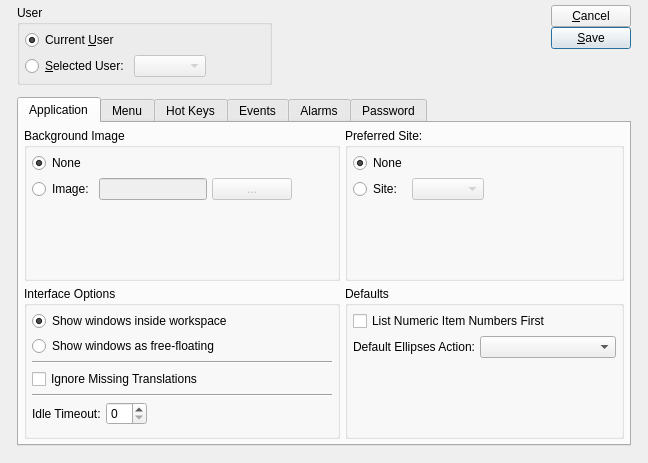
Qt form guiclient/userPreferences.ui (Pegasus-RPG/xtuple-client) before a commit.
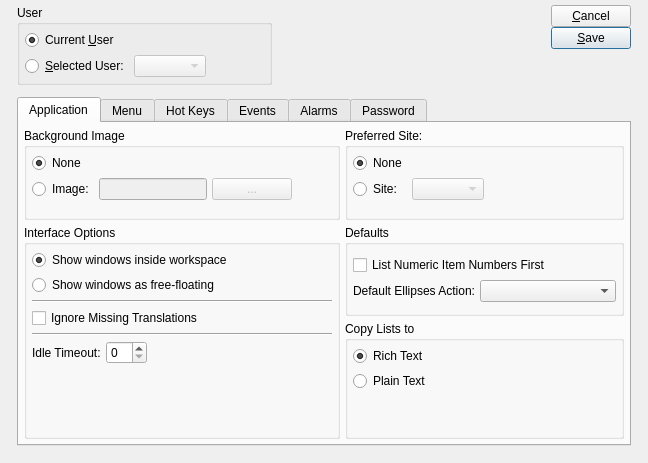
The same form after that commit. Custom widgets are drawn as their Qt base class.

Commit message: issue #8914: Added a user preference that dictates whether copy of xtree  (list) to clipboard copies in rich text (HTML) or plain text.

Diff of the .ui file:
```diff
--- a/guiclient/userPreferences.ui
+++ b/guiclient/userPreferences.ui
@@ -162,9 +162,15 @@
         <attribute name="title">
          <string>Application</string>
         </attribute>
-        <layout class="QGridLayout">
+        <layout class="QGridLayout" name="gridLayout_3">
          <item row="0" column="0">
           <widget class="QGroupBox" name="_backgroundImageGroup">
+           <property name="sizePolicy">
+            <sizepolicy hsizetype="Preferred" vsizetype="Expanding">
+             <horstretch>0</horstretch>
+             <verstretch>0</verstretch>
+            </sizepolicy>
+           </property>
            <property name="title">
             <string>Background Image</string>
            </property>
@@ -246,6 +252,12 @@
          </item>
          <item row="0" column="1">
           <widget class="QGroupBox" name="_warehouseGroup">
+           <property name="sizePolicy">
+            <sizepolicy hsizetype="Preferred" vsizetype="Expanding">
+             <horstretch>0</horstretch>
+             <verstretch>0</verstretch>
+            </sizepolicy>
+           </property>
            <property name="title">
             <string>Preferred Site:</string>
            </property>
@@ -315,8 +327,14 @@
            </layout>
           </widget>
          </item>
-         <item row="1" column="0">
+         <item row="1" column="0" rowspan="2">
           <widget class="QGroupBox" name="_interfaceGroup">
+           <property name="sizePolicy">
+            <sizepolicy hsizetype="Preferred" vsizetype="Expanding">
+             <horstretch>0</horstretch>
+             <verstretch>0</verstretch>
+            </sizepolicy>
+           </property>
            <property name="title">
             <string>Interface Options</string>
            </property>
@@ -385,18 +403,35 @@
               </property>
              </spacer>
             </item>
+            <item row="6" column="1">
+             <spacer name="verticalSpacer_2">
+              <property name="orientation">
+               <enum>Qt::Vertical</enum>
+              </property>
+              <property name="sizeHint" stdset="0">
+               <size>
+                <width>20</width>
+                <height>40</height>
+               </size>
+              </property>
+             </spacer>
+            </item>
            </layout>
           </widget>
          </item>
          <item row="1" column="1">
           <widget class="QGroupBox" name="_defaultsGroup">
+           <property name="sizePolicy">
+            <sizepolicy hsizetype="Preferred" vsizetype="Expanding">
+             <horstretch>0</horstretch>
+             <verstretch>0</verstretch>
+            </sizepolicy>
+           </property>
            <property name="title">
             <string>Defaults</string>
            </property>
-           <layout class="QGridLayout">
+           <layout class="QGridLayout" name="gridLayout_4">
             <item row="0" column="0">
-             <layout class="QVBoxLayout">
-              <item>
                <layout class="QVBoxLayout">
                 <item>
                  <widget class="QCheckBox" name="_listNumericItemsFirst">
@@ -446,8 +481,40 @@
                 </item>
                </layout>
               </item>
-              <item>
-               <spacer>
+           </layout>
+          </widget>
+         </item>
+         <item row="2" column="1">
+          <widget class="QGroupBox" name="groupBox">
+           <property name="sizePolicy">
+            <sizepolicy hsizetype="Preferred" vsizetype="Expanding">
+             <horstretch>0</horstretch>
+             <verstretch>0</verstretch>
+            </sizepolicy>
+           </property>
+           <property name="title">
+            <string>Copy Lists to</string>
+           </property>
+           <layout class="QGridLayout" name="gridLayout_2">
+            <item row="0" column="0">
+             <widget class="QRadioButton" name="_richText">
+              <property name="text">
+               <string>Rich Text</string>
+              </property>
+              <property name="checked">
+               <bool>true</bool>
+              </property>
+             </widget>
+            </item>
+            <item row="1" column="0">
+             <widget class="QRadioButton" name="_plainText">
+              <property name="text">
+               <string>Plain Text</string>
+              </property>
+             </widget>
+            </item>
+            <item row="2" column="0">
+             <spacer name="verticalSpacer_3">
                 <property name="orientation">
                  <enum>Qt::Vertical</enum>
                 </property>
@@ -458,8 +525,6 @@
                  </size>
                 </property>
                </spacer>
-              </item>
-             </layout>
             </item>
            </layout>
           </widget>
```
Lines whose indentation alone changed are shown as unchanged. The commit also changes 1 other file.
